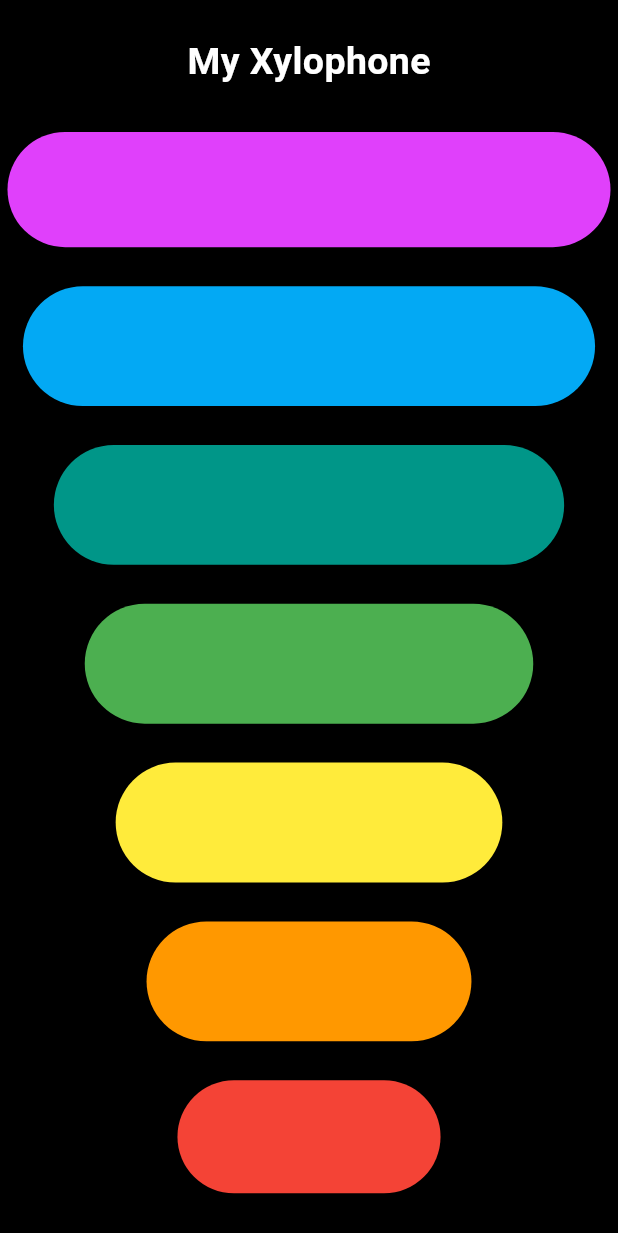
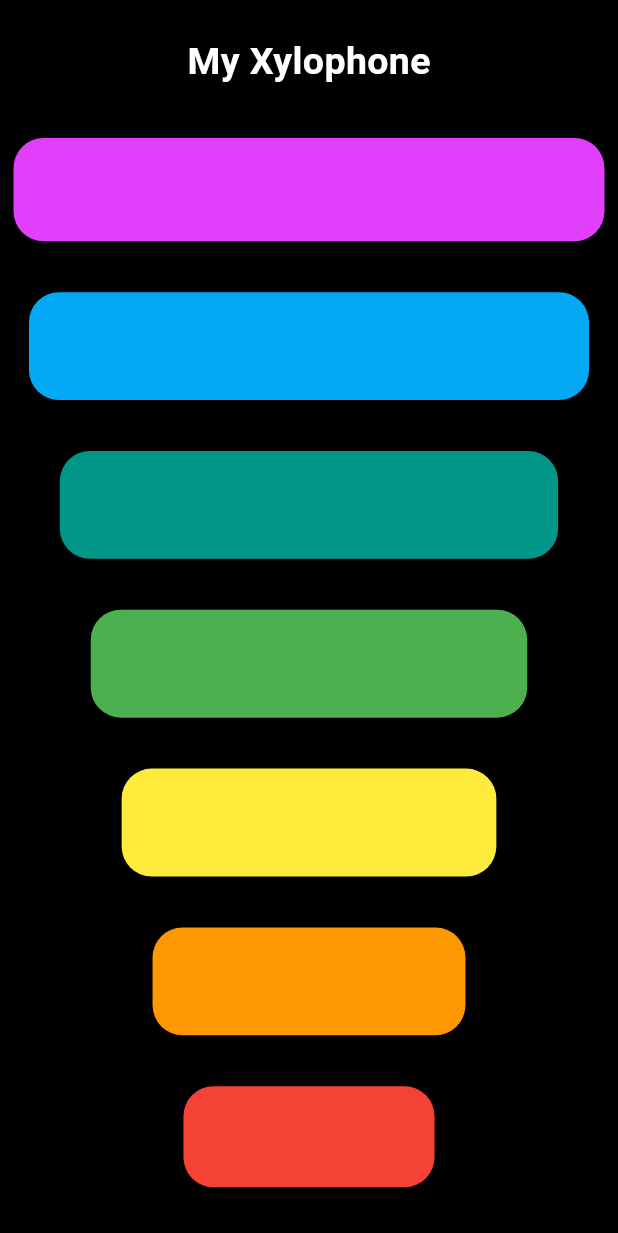
Before and after one commit to ZARRAR-1/xylophone_instrument, a Flutter app: the screen it shows after launch, on a phone screen of 412 x 824 dp. Shown: the top 1233 px of the screen. Run offline on Flutter 3.47's test engine with Material 3 defaults, Android fonts, the phone set to English and light mode, and no system bars; our stand-ins replace audioplayers, flutter_native_splash.

Commit message:
Updated buildKey method.
Remaining Tasks:
1) Splash Screen
2) Welcome Sound on splash

```diff
--- a/lib/main.dart
+++ b/lib/main.dart
@@ -28,13 +28,39 @@ class XylophoneApp extends StatelessWidget {
           playSound(soundNumber: soundNum);
         },
         child: const Row(
+          mainAxisAlignment: MainAxisAlignment.spaceEvenly,
           children: [
             Card(
-              shape: CircleBorder( ),
+              shape: CircleBorder(),
               color: Colors.white,
             ),
+            Card(
+              shape: CircleBorder(),
+              color: Colors.white,
+            ),
+          ],
+        ),
+      ),
+    );
+  }
 
-          ],
+  Widget buildKey1({required soundNum, required bgColor}) {
+    return Expanded(
+      flex: 5,
+      child: Container(
+        child: Card.filled(
+          shape: const RoundedRectangleBorder(
+            borderRadius: BorderRadius.all(
+              Radius.circular(20),
+            ),
+          ),
+          color: bgColor,
+          child: const Row(
+            children: [
+              Card(),
+              Card(),
+            ],
+          ),
         ),
       ),
     );
@@ -68,7 +94,7 @@ class XylophoneApp extends StatelessWidget {
                   child: Padding(
                     padding: const EdgeInsets.fromLTRB(5, 5, 5, 0.5),
                     // Add padding
-                    child: buildKey(
+                    child: buildKey1(
                         soundNum: 7,
                         bgColor: Colors.purpleAccent), //purpleAccent
                   ),
@@ -80,7 +106,7 @@ class XylophoneApp extends StatelessWidget {
                   child: Padding(
                     padding: const EdgeInsets.fromLTRB(5, 2, 5, 0.5),
                     // Add padding
-                    child: buildKey(
+                    child: buildKey1(
                         soundNum: 6, bgColor: Colors.lightBlue), //lightBlue
                   ),
                 ),
@@ -91,7 +117,7 @@ class XylophoneApp extends StatelessWidget {
                   child: Padding(
                     padding: const EdgeInsets.fromLTRB(5, 2, 5, 0.5),
                     // Add padding
-                    child: buildKey(soundNum: 5, bgColor: Colors.teal), //teal
+                    child: buildKey1(soundNum: 5, bgColor: Colors.teal), //teal
                   ),
                 ),
                 SizedBox(
@@ -101,7 +127,7 @@ class XylophoneApp extends StatelessWidget {
                   child: Padding(
                     padding: const EdgeInsets.fromLTRB(5, 2, 5, 0.5),
                     // Add padding
-                    child: buildKey(soundNum: 4, bgColor: Colors.green),
+                    child: buildKey1(soundNum: 4, bgColor: Colors.green),
                   ),
                 ),
                 SizedBox(
@@ -112,7 +138,7 @@ class XylophoneApp extends StatelessWidget {
                     padding: const EdgeInsets.fromLTRB(5, 2, 5, 0.5),
                     // Add padding
                     child:
-                        buildKey(soundNum: 3, bgColor: Colors.yellow), //yellow
+                        buildKey1(soundNum: 3, bgColor: Colors.yellow), //yellow
                   ),
                 ),
                 SizedBox(
@@ -123,7 +149,7 @@ class XylophoneApp extends StatelessWidget {
                     padding: const EdgeInsets.fromLTRB(5, 2, 5, 0.5),
                     // Add padding
                     child:
-                        buildKey(soundNum: 2, bgColor: Colors.orange), //orange
+                        buildKey1(soundNum: 2, bgColor: Colors.orange), //orange
                   ),
                 ),
                 SizedBox(
@@ -133,7 +159,7 @@ class XylophoneApp extends StatelessWidget {
                   child: Padding(
                     padding: const EdgeInsets.fromLTRB(5, 2, 5, 5),
                     // Add padding
-                    child: buildKey(soundNum: 1, bgColor: Colors.red), //red
+                    child: buildKey1(soundNum: 1, bgColor: Colors.red), //red
                   ),
                 ),
               ],
```
